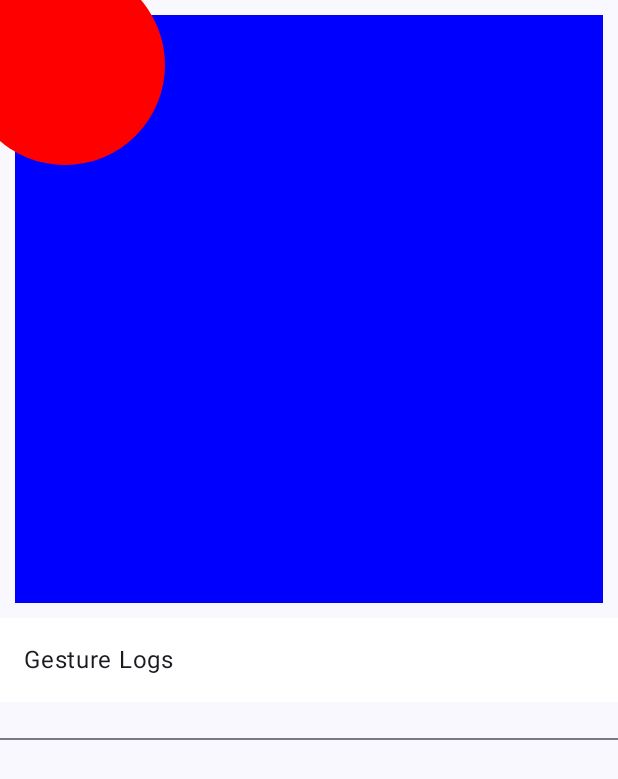
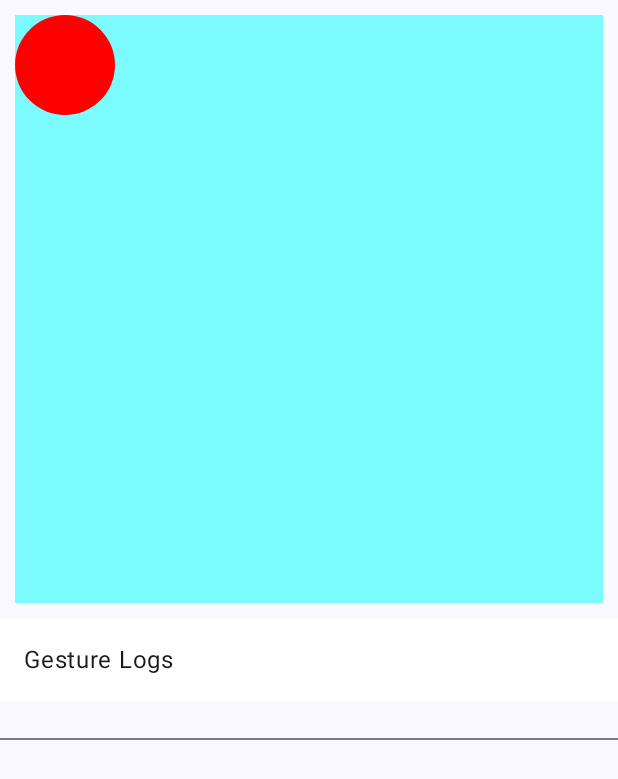
Before and after one commit to kenna-edwards55/project10, an Android app built with Jetpack Compose: the screen it shows after launch (MainActivity), after a tap on "Gesture Playground", on a phone screen of 412 x 824 dp. Shown: the top 779 px of the screen. Run offline under Robolectric (Android 15) with nearby library versions, the phone set to English and light mode, and no system bars.

Commit message:
Gesture logging complete

```diff
--- a/app/src/main/java/com/example/project10/GestureActivity.kt
+++ b/app/src/main/java/com/example/project10/GestureActivity.kt
@@ -36,17 +36,7 @@ import androidx.compose.ui.platform.LocalContext
 import androidx.compose.ui.unit.dp
 import androidx.constraintlayout.widget.ConstraintSet.Motion
 import androidx.navigation.NavHostController
-
-//class GestureActivity : ComponentActivity() {
-//
-//    override fun onCreate(savedInstanceState: Bundle?) {
-//        super.onCreate(savedInstanceState)
-//
-//        setContent {
-//            GestureActivityContent()
-//        }
-//    }
-//}
+import com.example.project10.SharedState.matrix
 
 @Composable
 fun GestureActivityContent(navController:NavHostController) {
@@ -56,10 +46,6 @@ fun GestureActivityContent(navController:NavHostController) {
     } else {
         LandscapeLayout(navController)
     }
-
-    var logText by remember { mutableStateOf("Log: ") }
-
-
 }
 
 @Composable
@@ -117,10 +103,10 @@ fun isWithinRange(targetValue: Float, referenceValue: Float, range: Float): Bool
 @OptIn(ExperimentalComposeUiApi::class)
 @Composable
 fun BallCanvasContent() {
-    var ballPosition by remember { mutableStateOf(Offset(50f, 50f)) }
+//    var ballPosition by remember { mutableStateOf(Offset(50f, 50f)) }
     var startPoint = PointF(0f, 0f)
     var endPoint = PointF(0f,0f)
-    var matrix by remember { mutableStateOf(android.graphics.Matrix()) }
+//    var matrix by remember { mutableStateOf(android.graphics.Matrix()) }
     var deltaX : Float = 0.0F
     var deltaY : Float = 0.0F
 
@@ -145,12 +131,14 @@ fun BallCanvasContent() {
 
 
                 MotionEvent.ACTION_UP -> {
-                    ballPosition = Offset(ballPosition.x + deltaX, ballPosition.y + deltaY)
+
                     endPoint.set(motionEvent.x, motionEvent.y)
 
                     if ((startPoint.x == endPoint.x) && (startPoint.y == endPoint.y)) {
                         SharedState.gestureLogs = SharedState.gestureLogs + "You tapped"
-                    } else if (isWithinRange(startPoint.x, endPoint.x, 20f) && (startPoint.y < endPoint.y )) {
+                    } else {
+                        SharedState.ballPosition = Offset(SharedState.ballPosition.x + deltaX, SharedState.ballPosition.y + deltaY)
+                        if (isWithinRange(startPoint.x, endPoint.x, 20f) && (startPoint.y < endPoint.y )) {
                             SharedState.gestureLogs = SharedState.gestureLogs + "You swiped down"
                         } else if (isWithinRange(startPoint.x, endPoint.x, 20f) && (startPoint.y > endPoint.y )) {
                             SharedState.gestureLogs = SharedState.gestureLogs + "You swiped up"
@@ -167,6 +155,9 @@ fun BallCanvasContent() {
                         } else if ((startPoint.x < endPoint.x ) &&(startPoint.y > endPoint.y)) {
                             SharedState.gestureLogs = SharedState.gestureLogs + "You swiped up- right"
                         }
+                    }
+
+
                     // Handle touch up
 
                 }
@@ -174,19 +165,17 @@ fun BallCanvasContent() {
             true
         }
     ) {
-        drawRect(color = Color.Blue, size = size)
+        drawRect(color = Color.Cyan, alpha = 0.5f, size = size)
 
-        drawCircle(color = Color.Red, 100f, ballPosition, 1.0f, style = Fill)
+        drawCircle(color = Color.Red, 50f, SharedState.ballPosition, 1.0f, style = Fill)
     }
 }
 
 
 @Composable
 fun GestureLogsContent() {
-//    var gestureLogsText : MutableList<String> = mutableListOf("")
 
-    Log.d("GestureLogs", SharedState.gestureLogs.toString())
-//    SharedState.gestureLogs += "Hello"
+//    Log.d("GestureLogs", SharedState.gestureLogs.toString())
     Column(
         modifier = Modifier
             .fillMaxSize()
@@ -205,22 +194,8 @@ fun GestureLogsContent() {
         ) {
             items(SharedState.gestureLogs) { gesture ->
                 Text(text = gesture)
-//                GestureItem(gesture = gesture)
                 Divider()
             }
         }
     }
 }
-
-//@Composable
-//fun GestureItem(gesture: String) {
-//    Row(
-//        modifier = Modifier
-//            .fillMaxWidth()
-//            .padding(16.dp),
-//        verticalAlignment = Alignment.CenterVertically
-//    ) {
-//        Spacer(modifier = Modifier.width(8.dp))
-//        Text(text = gesture)
-//    }
-//}
--- a/app/src/main/java/com/example/project10/SharedState.kt
+++ b/app/src/main/java/com/example/project10/SharedState.kt
@@ -4,11 +4,14 @@ package com.example.project10
 import androidx.compose.runtime.getValue
 import androidx.compose.runtime.mutableStateListOf
 import androidx.compose.runtime.mutableStateOf
+import androidx.compose.runtime.remember
 import androidx.compose.runtime.setValue
+import androidx.compose.ui.geometry.Offset
 
 object SharedState {
     var currentState by mutableStateOf<String?>(null)
     var currentCity by mutableStateOf<String?>(null)
     var gestureLogs by mutableStateOf(listOf(""))
-//    var gestureLogs : MutableList<String> = mutableListOf("")
+    var ballPosition by mutableStateOf(Offset(50f, 50f))
+    var matrix by  mutableStateOf(android.graphics.Matrix())
 }
```
Lines whose indentation alone changed are shown as unchanged.
